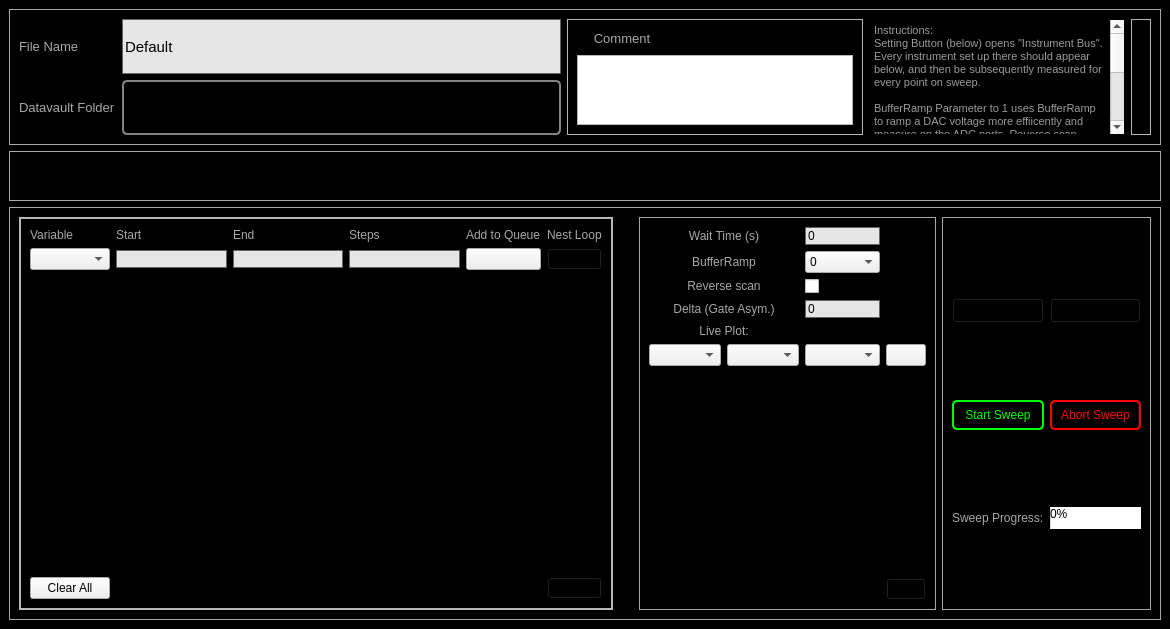
FeldmanLab/LabRAD-Device-Electrical_Measurement-ONline_Software, file DEMONS GUI/Transport Gate Sweep/MultiSweeperWindow.ui: the form before one commit.
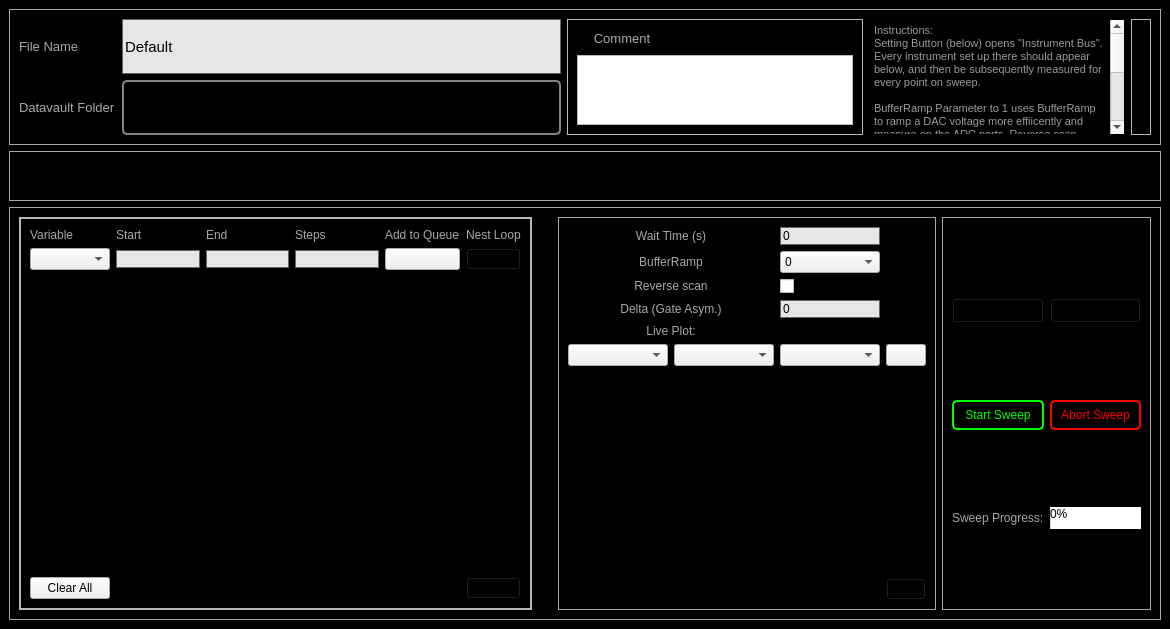
The form after the commit. Icons and pictures are not drawn.

Commit message: Various bug fixes, extra wait time on edges of a 2D sweep

What changed in the file:
```diff
--- a/DEMONS GUI/Transport Gate Sweep/MultiSweeperWindow.ui
+++ b/DEMONS GUI/Transport Gate Sweep/MultiSweeperWindow.ui
@@ -492,7 +492,14 @@
              </widget>
             </item>
             <item row="7" column="2">
-             <widget class="QComboBox" name="comboBox_LivePlotDep"/>
+             <widget class="QComboBox" name="comboBox_LivePlotDep">
+              <property name="minimumSize">
+               <size>
+                <width>100</width>
+                <height>0</height>
+               </size>
+              </property>
+             </widget>
             </item>
             <item row="2" column="0" colspan="2">
              <widget class="QLabel" name="label_12">
@@ -518,7 +525,14 @@
              </widget>
             </item>
             <item row="7" column="1">
-             <widget class="QComboBox" name="comboBox_LivePlotIndepY"/>
+             <widget class="QComboBox" name="comboBox_LivePlotIndepY">
+              <property name="minimumSize">
+               <size>
+                <width>100</width>
+                <height>0</height>
+               </size>
+              </property>
+             </widget>
             </item>
             <item row="4" column="0" colspan="2">
              <widget class="QLabel" name="label_4">
@@ -528,7 +542,14 @@
              </widget>
             </item>
             <item row="7" column="0">
-             <widget class="QComboBox" name="comboBox_LivePlotIndep"/>
+             <widget class="QComboBox" name="comboBox_LivePlotIndep">
+              <property name="minimumSize">
+               <size>
+                <width>100</width>
+                <height>0</height>
+               </size>
+              </property>
+             </widget>
             </item>
             <item row="4" column="2">
              <widget class="QLineEdit" name="lineEdit_Delta">
```
Left out of the diff: 16 changed lines with no effect on the pictures. The commit also changes 2 other files.
